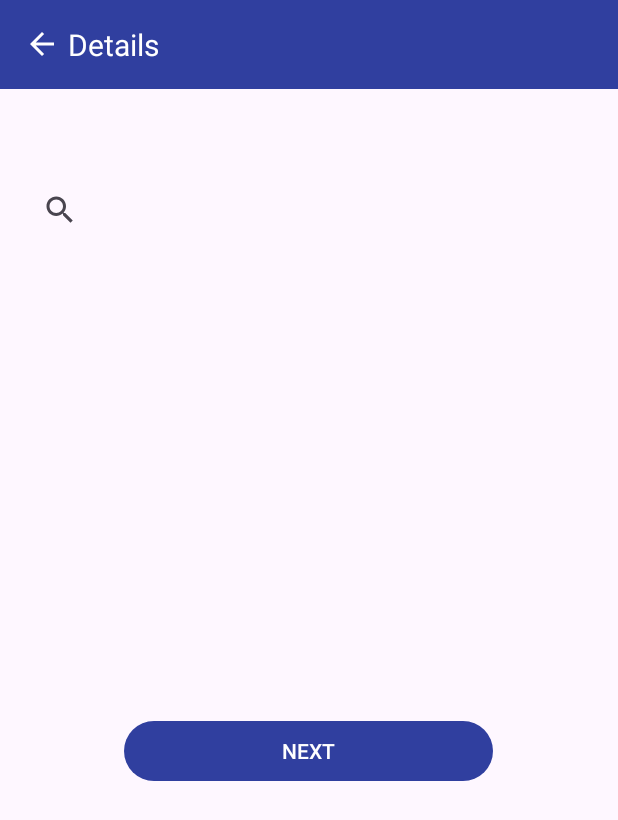
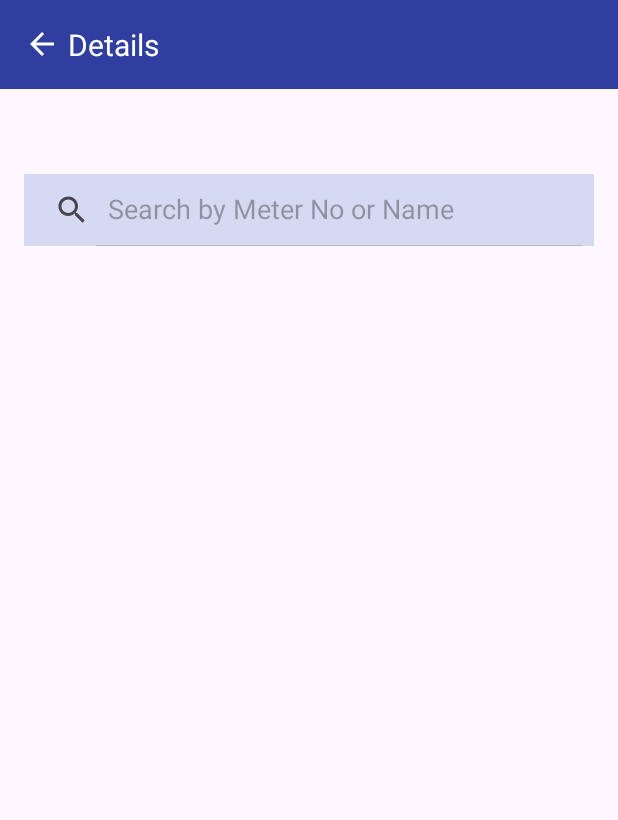
Before and after one commit to Preethik06/FinalApp, an Android app: the Details screen opened directly, with no data from a screen before it, on a phone screen of 412 x 824 dp. Shown: the top 820 px of the screen. Run offline under Robolectric (Android 15) with nearby library versions, the phone set to English and light mode, and no system bars.

Commit message:
Final commit

```diff
--- a/app/src/main/res/layout/activity_details.xml
+++ b/app/src/main/res/layout/activity_details.xml
@@ -46,27 +46,15 @@
             android:id="@+id/searchView"
             android:layout_width="match_parent"
             android:layout_height="wrap_content"
+            android:iconifiedByDefault="false"
+            android:background="@color/LightPrimaryColor"
             android:queryHint="Search by Meter No or Name" />
 
         <ListView
             android:id="@+id/listView"
             android:layout_width="match_parent"
             android:layout_height="wrap_content"
-            android:layout_marginTop="30dp" />
+            android:layout_marginTop="55dp" />
     </RelativeLayout>
 
-    <!--Submit Button-->
-    <Button
-        android:id="@+id/btn_submit"
-        android:layout_width="246dp"
-        android:layout_height="wrap_content"
-        android:text="NEXT"
-        app:backgroundTint="@color/DarkPrimaryColor"
-        app:layout_constraintBottom_toBottomOf="parent"
-        app:layout_constraintEnd_toEndOf="parent"
-        app:layout_constraintHorizontal_bias="0.496"
-        app:layout_constraintStart_toStartOf="parent"
-        app:layout_constraintTop_toTopOf="parent"
-        app:layout_constraintVertical_bias="0.614" />
-
 </androidx.constraintlayout.widget.ConstraintLayout>
```
Also changed, not shown: app/src/main/java/com/example/finalapp/Bill.java (+19 -5 lines), app/src/main/java/com/example/finalapp/Bill_Preview.java (+15 -1 lines).
